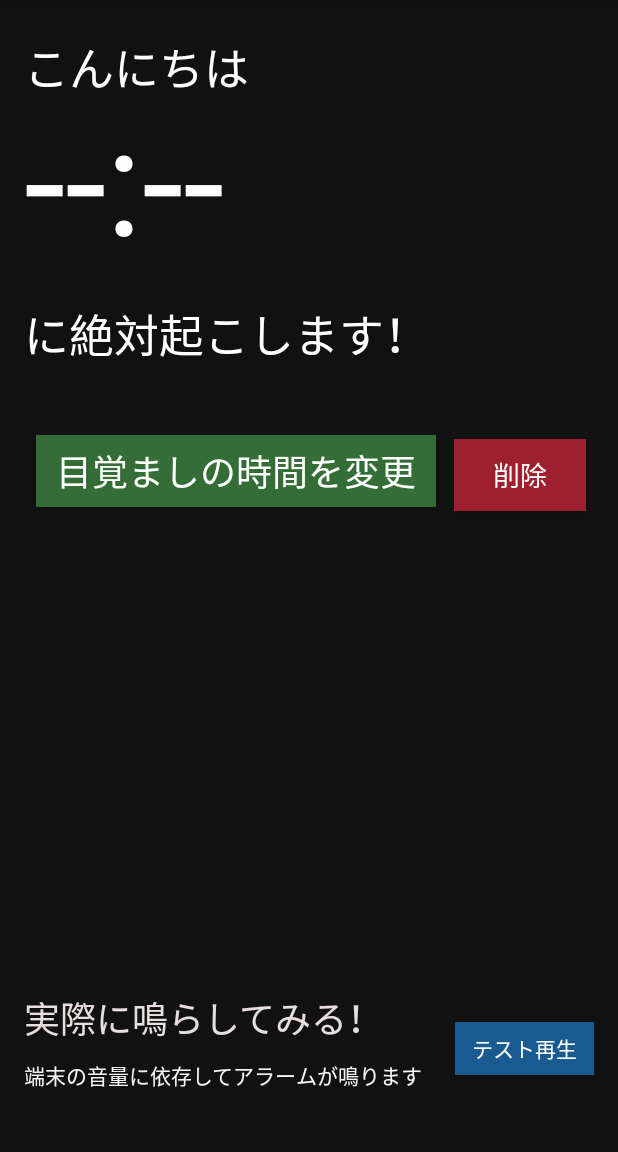
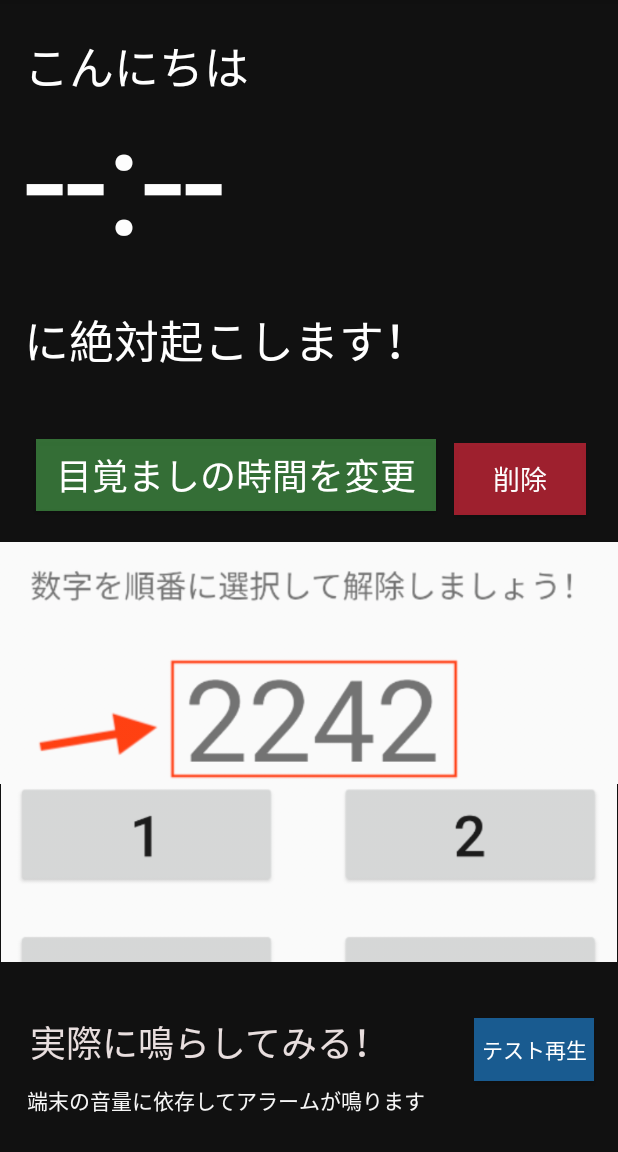
Before and after one commit to ryotaorolab/mezamasihigh, an Android app: the screen it shows after launch (MainActivity), on a phone screen of 412 x 824 dp, the part 84-1236 px from its top. Run offline under Robolectric (Android 15) with nearby library versions, the phone set to English and light mode, and no system bars.

Commit message:
使い方ガイドを追加（仮）

```diff
--- a/app/src/main/res/layout/activity_main.xml
+++ b/app/src/main/res/layout/activity_main.xml
@@ -9,6 +9,8 @@
 
     tools:layout_editor_absoluteX="73dp"
     tools:layout_editor_absoluteY="299dp" />
+
+
 
 
 
@@ -36,14 +38,15 @@
         android:id="@+id/button5"
         android:layout_width="wrap_content"
         android:layout_height="wrap_content"
-        android:layout_marginTop="47dp"
         android:layout_marginEnd="21dp"
+        android:layout_marginBottom="18dp"
         android:background="#FFFFFF"
         android:backgroundTint="#B5D8263B"
         android:onClick="release"
         android:text="削除"
         android:textColor="#FDFDFD"
         android:textSize="18sp"
+        app:layout_constraintBottom_toTopOf="@+id/scrollView3"
         app:layout_constraintEnd_toEndOf="parent"
         app:layout_constraintStart_toEndOf="@+id/changetime"
         app:layout_constraintTop_toBottomOf="@+id/textView2" />
@@ -70,10 +73,12 @@
         android:layout_width="wrap_content"
         android:layout_height="wrap_content"
         android:layout_marginStart="16dp"
-        android:layout_marginTop="22dp"
+        android:layout_marginTop="21dp"
+        android:layout_marginBottom="137dp"
         android:text="こんにちは"
         android:textColor="#FFFFFF"
         android:textSize="30sp"
+        app:layout_constraintBottom_toTopOf="@+id/textView2"
         app:layout_constraintStart_toStartOf="parent"
         app:layout_constraintTop_toTopOf="parent" />
 
@@ -82,34 +87,36 @@
         android:layout_width="wrap_content"
         android:layout_height="wrap_content"
         android:layout_marginStart="16dp"
-        android:layout_marginTop="15dp"
+        android:layout_marginBottom="46dp"
         android:text="に絶対起こします！"
         android:textColor="#FFFFFF"
         android:textSize="30sp"
+        app:layout_constraintBottom_toTopOf="@+id/button5"
         app:layout_constraintStart_toStartOf="parent"
-        app:layout_constraintTop_toBottomOf="@+id/timeTextView" />
+        app:layout_constraintTop_toBottomOf="@+id/textView" />
 
     <Button
         android:id="@+id/button8"
-        android:layout_width="0dp"
-        android:layout_height="35dp"
-        android:layout_marginEnd="16dp"
-        android:layout_marginBottom="51dp"
+        android:layout_width="80dp"
+        android:layout_height="42dp"
+        android:layout_marginEnd="13dp"
+        android:layout_marginBottom="2dp"
         android:background="#902196F3"
         android:onClick="Testaram"
         android:text="テスト再生"
         android:textColor="#FFFFFF"
-        app:layout_constraintBottom_toBottomOf="parent"
+        app:layout_constraintBottom_toTopOf="@+id/textView10"
         app:layout_constraintEnd_toEndOf="parent"
-        app:layout_constraintStart_toEndOf="@+id/textView10" />
+        app:layout_constraintStart_toEndOf="@+id/textView9"
+        app:layout_constraintTop_toBottomOf="@+id/scrollView3" />
 
     <TextView
         android:id="@+id/textView9"
         android:layout_width="wrap_content"
         android:layout_height="wrap_content"
-        android:layout_marginStart="16dp"
-        android:layout_marginEnd="48dp"
-        android:layout_marginBottom="9dp"
+        android:layout_marginStart="17dp"
+        android:layout_marginEnd="53dp"
+        android:layout_marginBottom="10dp"
         android:text="実際に鳴らしてみる！"
         android:textColor="#E8DEDE"
         android:textSize="24sp"
@@ -121,14 +128,54 @@
         android:id="@+id/textView10"
         android:layout_width="wrap_content"
         android:layout_height="wrap_content"
-        android:layout_marginStart="16dp"
-        android:layout_marginEnd="22dp"
+        android:layout_marginStart="18dp"
+        android:layout_marginBottom="24dp"
         android:text="端末の音量に依存してアラームが鳴ります"
         android:textColor="#F6F6F6"
         android:textSize="14sp"
-        app:layout_constraintBottom_toBottomOf="@+id/button8"
-        app:layout_constraintEnd_toStartOf="@+id/button8"
+        app:layout_constraintBottom_toBottomOf="parent"
         app:layout_constraintStart_toStartOf="parent"
         app:layout_constraintTop_toBottomOf="@+id/button8" />
 
+    <ScrollView
+        android:id="@+id/scrollView3"
+        android:layout_width="wrap_content"
+        android:layout_height="0dp"
+        android:layout_marginBottom="37dp"
+        android:fillViewport="true"
+        app:layout_constraintBottom_toTopOf="@+id/button8"
+        app:layout_constraintStart_toStartOf="parent"
+        app:layout_constraintTop_toBottomOf="@+id/button5">
+
+        <LinearLayout
+            android:layout_width="match_parent"
+            android:layout_height="wrap_content"
+            android:orientation="horizontal">
+
+            <LinearLayout
+                android:layout_width="match_parent"
+                android:layout_height="match_parent"
+                android:layout_weight="1"
+                android:orientation="vertical">
+
+                <ImageView
+                    android:id="@+id/imageView16"
+                    android:layout_width="match_parent"
+                    android:layout_height="wrap_content"
+                    android:layout_weight="1"
+                    android:adjustViewBounds="true"
+                    app:srcCompat="@drawable/helpimage" />
+
+                <ImageView
+                    android:id="@+id/imageView17"
+                    android:layout_width="wrap_content"
+                    android:layout_height="wrap_content"
+                    android:layout_weight="1"
+                    android:adjustViewBounds="true"
+                    app:srcCompat="@drawable/helpimage2" />
+            </LinearLayout>
+
+        </LinearLayout>
+    </ScrollView>
+
 </androidx.constraintlayout.widget.ConstraintLayout>
```
